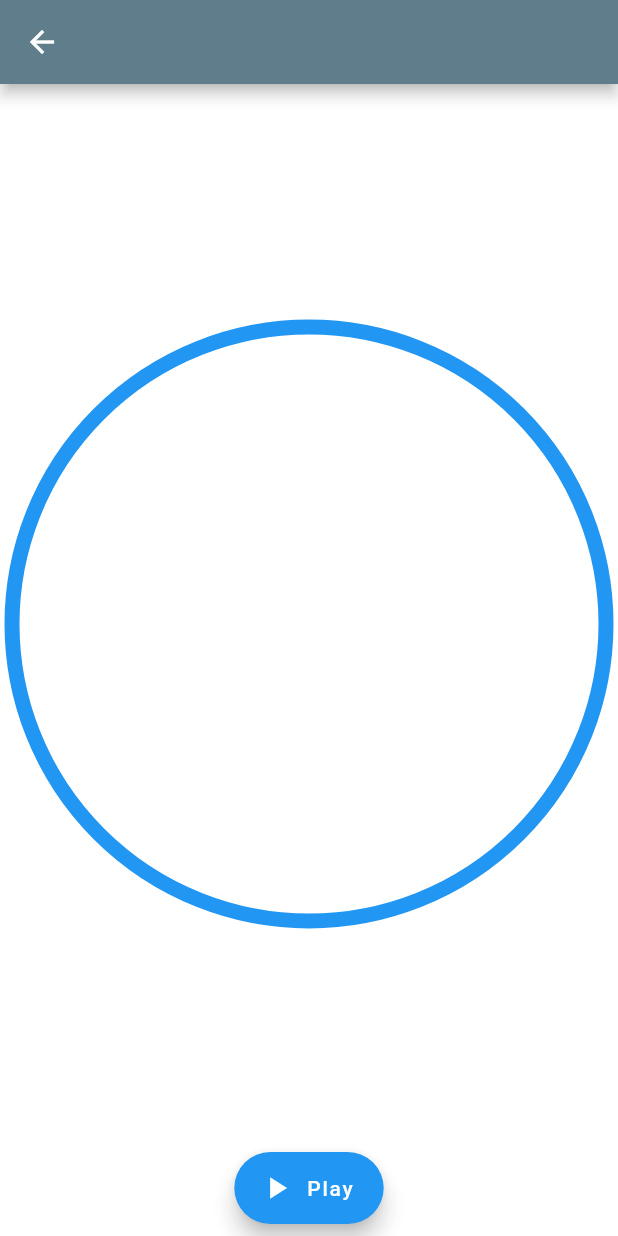
After one commit to komodo-and-chill/frontend, a Flutter app: the screen it shows after launch, after a tap on "Shower", on a phone screen of 412 x 824 dp. The commit adds this screen. Run offline on Flutter 3.47's test engine with Material 2 defaults, Android fonts, the phone set to English and light mode, and no system bars; missing offline and left inert: flutter_google_places, geocoder, google_maps_webservice.

Commit message:
timer works

```diff
--- a/frontend/lib/tabs/lefttab.dart
+++ b/frontend/lib/tabs/lefttab.dart
@@ -1,5 +1,7 @@
 import 'package:flutter/material.dart';
-import 'package:frontend/tabs/tabsmain.dart';
+import 'package:frontend/tabs/lefttutils/shower.dart';
+import 'lefttutils/shower.dart';
+import 'lefttutils/washer.dart';
 
 class Left extends StatefulWidget{
   LeftState createState() => LeftState();
@@ -42,8 +44,8 @@ class LeftState extends State<Left> {
               borderRadius: BorderRadius.only(bottomLeft: Radius.circular(75)),
               color: Colors.pinkAccent,) ,
               child: FlatButton(
-              child: Text('this is a button'),
-              onPressed: (){},
+              child: Text('Shower', style: TextStyle(fontSize: 60.0, color: Colors.white70),),
+              onPressed: () => _timer(),
             ))),
             Container(
             height: 190,
@@ -55,8 +57,8 @@ class LeftState extends State<Left> {
               borderRadius: BorderRadius.only(bottomLeft: Radius.circular(75)),
               color: Colors.purpleAccent,) ,
               child: FlatButton(
-              child: Text('this is a button'),
-              onPressed: (){},
+              child: Text('DishWasher', style: TextStyle(fontSize: 60.0, color: Colors.white70),),
+              onPressed: () => _washer(),
             ))),
             Container(
             height: 190,
@@ -68,8 +70,8 @@ class LeftState extends State<Left> {
               borderRadius: BorderRadius.only(bottomLeft: Radius.circular(75)),
               color: Colors.black54,) ,
               child: FlatButton(
-              child: Text('this is a button'),
-              onPressed: (){},
+              child: Text('Washer', style: TextStyle(fontSize: 60.0, color: Colors.white70),),
+              onPressed: () => _washer(),
             ))),
 
         ],
@@ -77,4 +79,12 @@ class LeftState extends State<Left> {
 
     );
   }
+
+  void _timer() {
+    Navigator.push(context, MaterialPageRoute(builder: (BuildContext context) => CountDownTimer())
+    );
+  }
+  void _washer() {
+    Navigator.push(context, MaterialPageRoute(builder:(BuildContext context) => NumberCountDemo()));
+  }
 }
--- /dev/null
+++ b/frontend/lib/tabs/lefttutils/shower.dart
@@ -0,0 +1,155 @@
+import 'package:flutter/material.dart';
+import 'dart:math' as math;
+
+class CustomTimerPainter extends CustomPainter {
+  CustomTimerPainter({
+    this.animation,
+    this.backgroundColor,
+    this.color,
+  }) : super(repaint: animation);
+
+  final Animation<double> animation;
+  final Color backgroundColor, color;
+
+  @override
+  void paint(Canvas canvas, Size size) {
+    Paint paint = Paint()
+      ..color = backgroundColor
+      ..strokeWidth = 10.0
+      ..strokeCap = StrokeCap.butt
+      ..style = PaintingStyle.stroke;
+
+    canvas.drawCircle(size.center(Offset.zero), size.width / 2.0, paint);
+    paint.color = color;
+    double progress = (1.0 - animation.value) * 2 * math.pi;
+    canvas.drawArc(Offset.zero & size, math.pi * 1.5, -progress, false, paint);
+  }
+
+  @override
+  bool shouldRepaint(CustomTimerPainter old) {
+    return animation.value != old.animation.value ||
+        color != old.color ||
+        backgroundColor != old.backgroundColor;
+  }
+}
+
+class CountDownTimer extends StatefulWidget {
+  @override
+  _CountDownTimerState createState() => _CountDownTimerState();
+}
+
+class _CountDownTimerState extends State<CountDownTimer>
+    with TickerProviderStateMixin {
+  AnimationController controller;
+
+  String get timerString {
+    Duration duration = controller.duration * controller.value;
+    return '${duration.inMinutes}:${(duration.inSeconds % 60).toString().padLeft(2, '0')}';
+  }
+
+  @override
+  void initState() {
+    super.initState();
+    controller = AnimationController(
+      vsync: this,
+      duration: Duration(seconds: 600),
+    );
+  }
+
+  @override
+  Widget build(BuildContext context) {
+    ThemeData themeData = Theme.of(context);
+    return Scaffold(
+      appBar: AppBar(backgroundColor: Colors.blueGrey,),
+      backgroundColor: Colors.white10,
+      body:
+      AnimatedBuilder(
+          animation: controller,
+          builder: (context, child) {
+            return Stack(
+              children: <Widget>[
+                Align(
+                  alignment: Alignment.bottomCenter,
+                  child: Container(
+                    color: Colors.amber,
+                    height:
+                        controller.value * MediaQuery.of(context).size.height,
+                  ),
+                ),
+                Padding(
+                  padding: EdgeInsets.all(8.0),
+                  child: Column(
+                    mainAxisAlignment: MainAxisAlignment.spaceBetween,
+                    children: <Widget>[
+                      Expanded(
+                        child: Align(
+                          alignment: FractionalOffset.center,
+                          child: AspectRatio(
+                            aspectRatio: 1.0,
+                            child: Stack(
+                              children: <Widget>[
+                                Positioned.fill(
+                                  child: CustomPaint(
+                                      painter: CustomTimerPainter(
+                                        animation: controller,
+                                        backgroundColor: Colors.white,
+                                        color: themeData.indicatorColor,
+                                      )),
+                                ),
+                                Align(
+                                  alignment: FractionalOffset.center,
+                                  child: Column(
+                                    mainAxisAlignment:
+                                        MainAxisAlignment.spaceEvenly,
+                                    crossAxisAlignment:
+                                        CrossAxisAlignment.center,
+                                    children: <Widget>[
+                                      Text(
+                                        "Count Down Timer",
+                                        style: TextStyle(
+                                            fontSize: 20.0,
+                                            color: Colors.white),
+                                      ),
+                                      Text(
+                                        timerString,
+                                        style: TextStyle(
+                                            fontSize: 112.0,
+                                            color: Colors.white),
+                                      ),
+                                    ],
+                                  ),
+                                ),
+                              ],
+                            ),
+                          ),
+                        ),
+                      ),
+                      AnimatedBuilder(
+                          animation: controller,
+                          builder: (context, child) {
+                            return FloatingActionButton.extended(
+                                onPressed: () {
+                                  if (controller.isAnimating)
+                                    controller.stop();
+                                  else {
+                                    controller.reverse(
+                                        from: controller.value == 0.0
+                                            ? 1.0
+                                            : controller.value);
+                                  }
+                                },
+                                icon: Icon(controller.isAnimating
+                                    ? Icons.pause
+                                    : Icons.play_arrow),
+                                label: Text(
+                                    controller.isAnimating ? "Pause" : "Play"));
+                          }),
+                    ],
+                  ),
+                ),
+              ],
+            );
+          }),
+    );
+  }
+}
```
Also changed, not shown: frontend/lib/tabs/lefttutils/washer.dart (added, +50 -0 lines).
